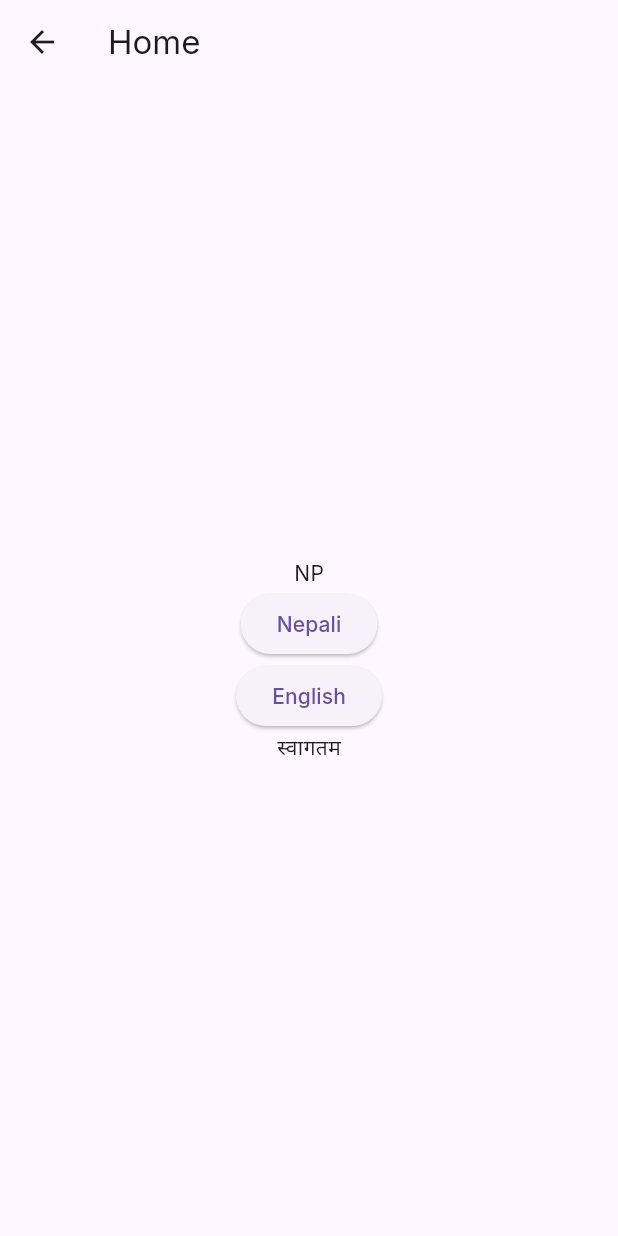
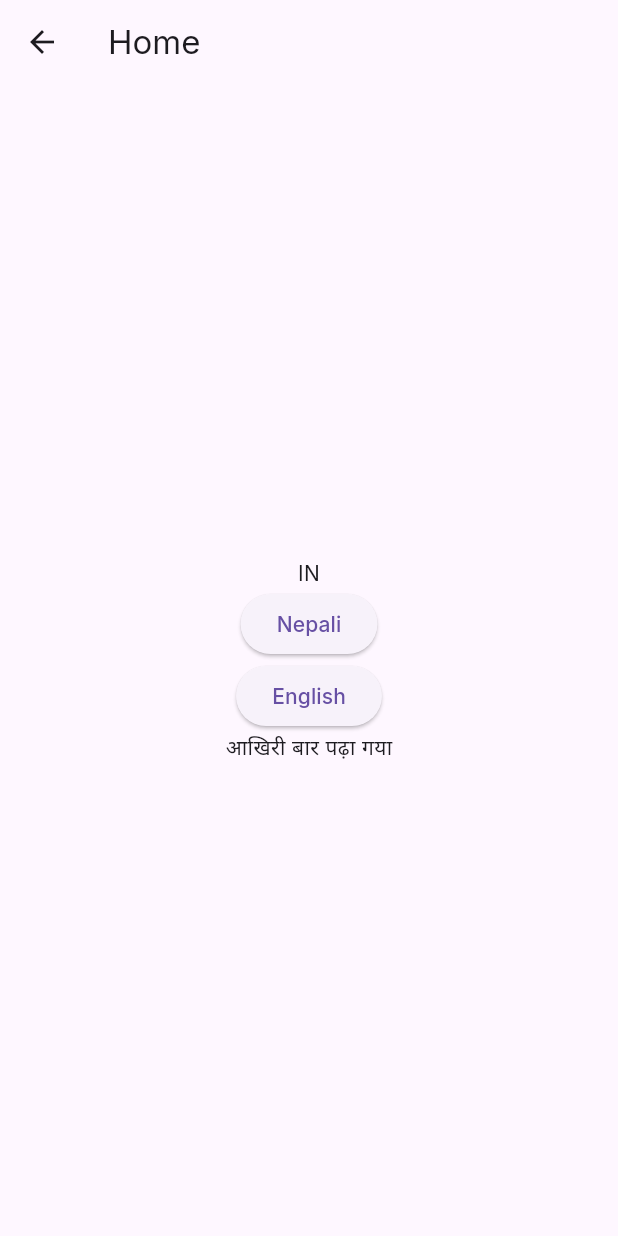
Before and after one commit to NabinGrz/Bhagavad-Gita, a Flutter app: the HomeScreen screen opened by its route, after a tap on "Nepali", on a phone screen of 412 x 824 dp. Run offline on Flutter 3.47's test engine with Material 3 defaults, Android fonts, the phone set to English and light mode, and no system bars; our stand-ins replace dartz, dio, flutter_dotenv, flutter_screenutil, freezed_annotation, get_it and 3 more; accounts and stored records are empty; network calls fail.

Commit message:
feat: localized texts

```diff
--- a/assets/lang/ne.json
+++ /dev/null
@@ -1,3 +0,0 @@
-{
-    "welcome": "स्वागतम"
-}
--- a/lib/core/localization/app_localization.dart
+++ b/lib/core/localization/app_localization.dart
@@ -34,7 +34,7 @@ class _AppLocalizationDelegate extends LocalizationsDelegate<AppLocalization> {
 
   @override
   bool isSupported(Locale locale) {
-    return ["en", "ne"].contains(locale.languageCode);
+    return ["en", "hi"].contains(locale.languageCode);
   }
 
   @override
--- a/lib/features/home/presentation/screens/home_screen.dart
+++ b/lib/features/home/presentation/screens/home_screen.dart
@@ -31,12 +31,12 @@ class _HomeScreenState extends ConsumerState<HomeScreen> {
             ElevatedButton(
                 onPressed: () async {
                   Map<String, String> localeMap = {
-                    'languageCode': 'ne',
-                    'countryCode': 'NP'
+                    'languageCode': 'hi',
+                    'countryCode': 'IN'
                   };
                   await getIt<SharedPreferencesHelper>()
                       .setString("locale", json.encode(localeMap));
-                  notifier.update((state) => const Locale('ne', 'NP'));
+                  notifier.update((state) => const Locale('hi', 'IN'));
                 },
                 child: const Text("Nepali")),
             ElevatedButton(
@@ -54,7 +54,7 @@ class _HomeScreenState extends ConsumerState<HomeScreen> {
                 onTap: () {
                   Navigator.pop(context);
                 },
-                child: Text("welcome".localize(context))),
+                child: Text("lastread".localize(context))),
           ],
         ),
       ),
--- a/lib/features/language_change/presentation/widgets/language_item.dart
+++ b/lib/features/language_change/presentation/widgets/language_item.dart
@@ -37,6 +37,7 @@ class LanguageItem extends ConsumerWidget {
                 .setString("locale", json.encode(localeMap));
             notifier.update((state) =>
                 Locale(locale.languageCode, locale.countryCode ?? ""));
+            Navigator.pop(context);
           },
           child: Container(
             padding: const EdgeInsets.all(2),
--- a/lib/features/slok_detail/presentation/widgets/slok_content_widget.dart
+++ b/lib/features/slok_detail/presentation/widgets/slok_content_widget.dart
@@ -1,4 +1,5 @@
 import 'package:bhagvadgita/core/extensions/num_extension.dart';
+import 'package:bhagvadgita/core/extensions/string_extension.dart';
 import 'package:bhagvadgita/core/theme/app_colors.dart';
 import 'package:bhagvadgita/core/theme/text_styles.dart';
 import 'package:flutter/material.dart';
@@ -33,7 +34,7 @@ class SlokTranslationsWidget extends StatelessWidget {
         return Column(
           children: [
             Text(
-              isTranslation ? "Translation" : "Commentary",
+              (isTranslation ? "translation" : "commentary").localize(context),
               style: bold().copyWith(
                 color: AppColor.textprimary,
                 fontSize: 16.sp,
--- a/lib/features/slok_list/presentation/widgets/intro_widget.dart
+++ b/lib/features/slok_list/presentation/widgets/intro_widget.dart
@@ -1,4 +1,5 @@
 import 'package:bhagvadgita/core/extensions/num_extension.dart';
+import 'package:bhagvadgita/core/extensions/string_extension.dart';
 import 'package:bhagvadgita/core/theme/text_styles.dart';
 import 'package:bhagvadgita/features/slok_list/presentation/providers/chapter_info_provider.dart';
 import 'package:flutter/material.dart';
@@ -30,7 +31,7 @@ class IntroWidget extends ConsumerWidget {
             ),
             25.width,
             Text(
-              "CHAPTER $chapterNumber",
+              "${"chapter".localize(context)} $chapterNumber",
               style: semiBold().copyWith(
                   fontSize: 14.sp,
                   color: const Color(
@@ -75,7 +76,8 @@ class IntroWidget extends ConsumerWidget {
                   ref.read(showMoreProvider.notifier).update((state) => !state);
                 },
                 child: Text(
-                    "SHOW ${ref.watch(showMoreProvider) ? "LESS" : "MORE"}"))),
+                    (ref.watch(showMoreProvider) ? "showless" : "showMore")
+                        .localize(context)))),
         25.height,
       ],
     );
--- a/lib/features/slok_list/presentation/widgets/slok_widget.dart
+++ b/lib/features/slok_list/presentation/widgets/slok_widget.dart
@@ -1,4 +1,5 @@
 import 'package:bhagvadgita/core/extensions/num_extension.dart';
+import 'package:bhagvadgita/core/extensions/string_extension.dart';
 import 'package:bhagvadgita/core/route/route.dart';
 import 'package:bhagvadgita/core/theme/text_styles.dart';
 import 'package:bhagvadgita/features/slok_list/data/model/bhagavad_gita_verse.dart';
@@ -33,7 +34,7 @@ class SlokWidget extends StatelessWidget {
             mainAxisAlignment: MainAxisAlignment.spaceBetween,
             children: [
               Text(
-                "Verse ${verse.verseNumber}",
+                "${"verse".localize(context)} ${verse.verseNumber}",
                 style: semiBold().copyWith(
                   fontSize: 14.sp,
                 ),
--- a/lib/main.dart
+++ b/lib/main.dart
@@ -1,4 +1,5 @@
 import 'package:bhagvadgita/core/localization/app_localization.dart';
+import 'package:bhagvadgita/features/home/presentation/screens/home_screen.dart';
 import 'package:flutter/material.dart';
 import 'package:flutter_dotenv/flutter_dotenv.dart';
 import 'package:flutter_localizations/flutter_localizations.dart';
@@ -65,7 +66,7 @@ class _MyAppState extends ConsumerState<MyApp> {
             ],
             supportedLocales: const [
               Locale('en', 'US'),
-              Locale('ne', 'NP'),
+              Locale('hi', 'IN'),
             ],
             onGenerateRoute: AppRouter.onGenerateRoute,
             home: const SplashScreen(),
@@ -73,54 +74,3 @@ class _MyAppState extends ConsumerState<MyApp> {
         });
   }
 }
-
-
-// class MyApp extends StatefulWidget {
-//   const MyApp({super.key});
-
-//   @override
-//   State<MyApp> createState() => _MyAppState();
-// }
-
-// class _MyAppState extends State<MyApp> {
-//   Locale locale = const Locale("en", 'US');
-
-//   ThemeData _buildTheme(brightness) {
-//     var baseTheme = ThemeData(brightness: brightness);
-
-//     return baseTheme.copyWith(
-//       textTheme: GoogleFonts.interTextTheme(baseTheme.textTheme),
-//     );
-//   }
-
-//   @override
-//   Widget build(BuildContext context) {
-//     return MaterialApp(
-//       title: 'Bhagavad Gita',
-//       theme: _buildTheme(Brightness.light),
-//       locale: locale,
-//       localeResolutionCallback: (deviceLocale, supportedLocales) {
-//         for (var locale in supportedLocales) {
-//           if (locale.languageCode == deviceLocale!.languageCode &&
-//               locale.countryCode == deviceLocale.countryCode) {
-//             return deviceLocale;
-//           }
-//         }
-//         return supportedLocales.first;
-//       },
-//       localizationsDelegates: const [
-//         GlobalMaterialLocalizations.delegate,
-//         GlobalWidgetsLocalizations.delegate,
-//         GlobalCupertinoLocalizations.delegate,
-//         AppLocalization.delegate,
-//       ],
-//       supportedLocales: const [
-//         Locale('en', 'US'),
-//         Locale('ne', 'NP'),
-//       ],
-//       onGenerateRoute: AppRouter.onGenerateRoute,
-//       home: const SplashScreen(),
-//     );
-//   }
-
-// }
--- a/pubspec.yaml
+++ b/pubspec.yaml
@@ -81,7 +81,7 @@ flutter:
     - assets/fonts/
     - .env
     - assets/lang/en.json
-    - assets/lang/ne.json
+    - assets/lang/hi.json
   #   - images/a_dot_ham.jpeg
 
   fonts:
```
Also changed, not shown: assets/lang/en.json (+10 -1 lines), assets/lang/hi.json (added, +12 -0 lines), lib/features/adhyaya_list/presentation/screens/adhyaya_list_screen.dart (+7 -2 lines), lib/features/adhyaya_list/presentation/widgets/detail_widget.dart (+4 -4 lines), lib/features/slok_list/presentation/screens/slok_list_screen.dart (+0 -12 lines).
